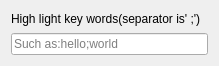
Old version of the form src/toolbox/toolboxui/saktoolboxuioutputmenu.ui in the repository x-tools-author/x-tools.
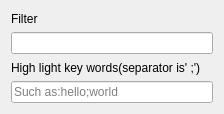
New version of the form.

The edit to the form file:
```diff
--- a/src/toolbox/toolboxui/saktoolboxuioutputmenu.ui
+++ b/src/toolbox/toolboxui/saktoolboxuioutputmenu.ui
@@ -6,8 +6,8 @@
    <rect>
     <x>0</x>
     <y>0</y>
-    <width>219</width>
-    <height>66</height>
+    <width>224</width>
+    <height>114</height>
    </rect>
   </property>
   <property name="windowTitle">
@@ -15,6 +15,20 @@
   </property>
   <layout class="QGridLayout" name="gridLayout">
    <item row="0" column="0">
+    <widget class="QLabel" name="label_2">
+     <property name="text">
+      <string>Filter</string>
+     </property>
+    </widget>
+   </item>
+   <item row="3" column="0">
+    <widget class="QLineEdit" name="keyword">
+     <property name="placeholderText">
+      <string>Such as:hello;world</string>
+     </property>
+    </widget>
+   </item>
+   <item row="2" column="0">
     <widget class="QLabel" name="label">
      <property name="text">
       <string>High light key words(separator is' ;')</string>
@@ -22,11 +36,7 @@
     </widget>
    </item>
    <item row="1" column="0">
-    <widget class="QLineEdit" name="lineEdit">
-     <property name="placeholderText">
-      <string>Such as:hello;world</string>
-     </property>
-    </widget>
+    <widget class="QLineEdit" name="filter"/>
    </item>
   </layout>
  </widget>
```
